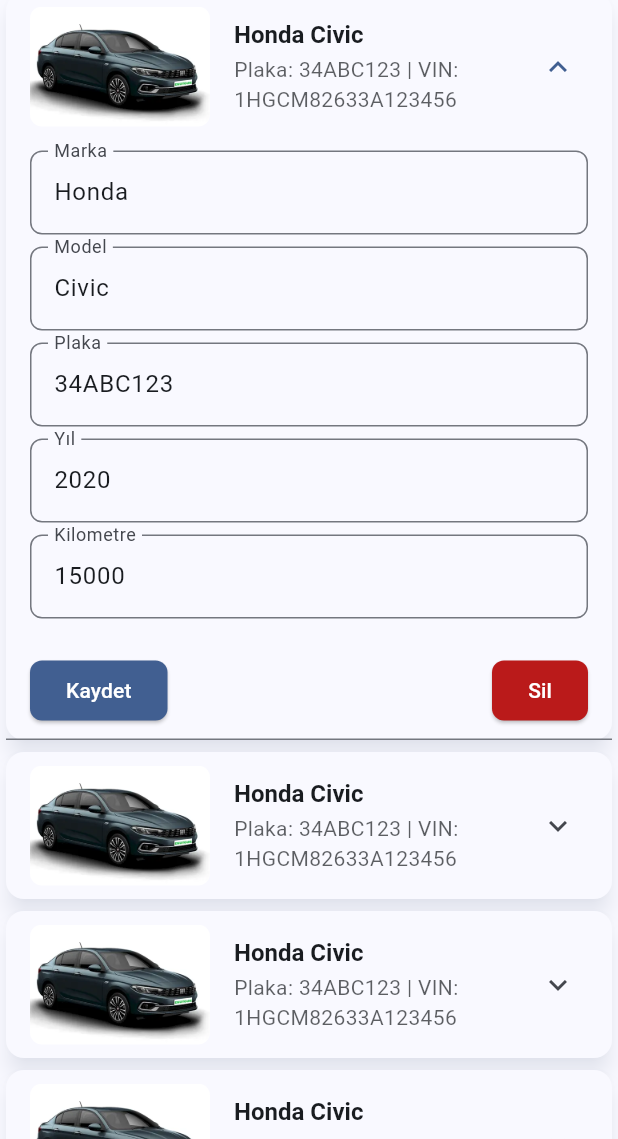
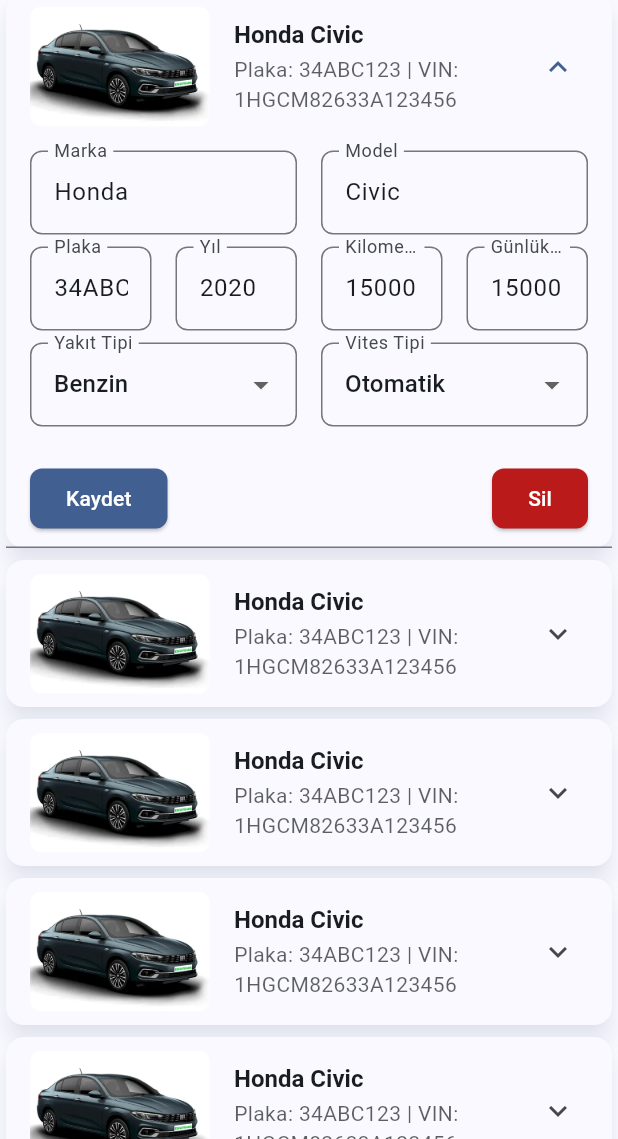
Before and after one commit to berkeyilmaz1/rent-a-car-flutter, a Flutter app: the AdminDashboardView screen opened by its route, after a tap on an icon or button, on a phone screen of 412 x 824 dp, the part 97-1236 px from its top. Run offline on Flutter 3.47's test engine with Material 3 defaults, Android fonts, the phone set to English and light mode, and no system bars; our stand-ins replace equatable, go_router; missing offline and left inert: vexana; statements that could not run were skipped; project files that could hold a hidden picture were left out.

Commit message:
feat: convert AdminCarCard to StatefulWidget and add fuel/gear type dropdowns

```diff
--- a/lib/features/admin/view/pages/cars/widgets/admin_car_card.dart
+++ b/lib/features/admin/view/pages/cars/widgets/admin_car_card.dart
@@ -1,7 +1,7 @@
 import 'package:flutter/material.dart';
 import 'package:rent_a_car/product/initialize/service/models/car/car.dart';
 
-class AdminCarCard extends StatelessWidget {
+final class AdminCarCard extends StatefulWidget {
   const AdminCarCard({
     required this.imageUrl,
     required this.car,
@@ -10,6 +10,29 @@ class AdminCarCard extends StatelessWidget {
 
   final String imageUrl;
   final Car car;
+
+  @override
+  _AdminCarCardState createState() => _AdminCarCardState();
+}
+
+class _AdminCarCardState extends State<AdminCarCard> {
+  late String? _fuelType;
+  late String? _gearType;
+
+  @override
+  void initState() {
+    super.initState();
+    _fuelType = widget.car.fuelType == 1
+        ? 'Benzin'
+        : widget.car.fuelType == 2
+            ? 'Dizel'
+            : 'Elektrik';
+    _gearType = widget.car.gearType == 1
+        ? 'Manuel'
+        : widget.car.gearType == 2
+            ? 'Otomatik'
+            : null;
+  }
 
   @override
   Widget build(BuildContext context) {
@@ -26,7 +49,7 @@ class AdminCarCard extends StatelessWidget {
             ClipRRect(
               borderRadius: BorderRadius.circular(8),
               child: Image.asset(
-                imageUrl,
+                widget.imageUrl,
                 width: 120,
                 height: 80,
                 fit: BoxFit.cover,
@@ -38,7 +61,7 @@ class AdminCarCard extends StatelessWidget {
                 crossAxisAlignment: CrossAxisAlignment.start,
                 children: [
                   Text(
-                    '${car.brand} ${car.model}',
+                    '${widget.car.brand} ${widget.car.model}',
                     style: Theme.of(context).textTheme.titleLarge?.copyWith(
                           fontWeight: FontWeight.bold,
                           fontSize: 16,
@@ -46,7 +69,7 @@ class AdminCarCard extends StatelessWidget {
                   ),
                   const SizedBox(height: 4),
                   Text(
-                    'Plaka: ${car.licensePlate} | VIN: ${car.vinNumber}',
+                    'Plaka: ${widget.car.licensePlate} | VIN: ${widget.car.vinNumber}',
                     style: Theme.of(context).textTheme.bodyMedium?.copyWith(
                           fontSize: 14,
                           color: Theme.of(context)
@@ -66,11 +89,62 @@ class AdminCarCard extends StatelessWidget {
             child: Column(
               crossAxisAlignment: CrossAxisAlignment.start,
               children: [
-                _buildTextField('Marka', car.brand),
-                _buildTextField('Model', car.model),
-                _buildTextField('Plaka', car.licensePlate),
-                _buildTextField('Yıl', car.year?.toString()),
-                _buildTextField('Kilometre', car.kilometer?.toString()),
+                Row(
+                  children: [
+                    Expanded(
+                      child: _buildTextField('Marka', widget.car.brand),
+                    ),
+                    const SizedBox(width: 16),
+                    Expanded(
+                      child: _buildTextField('Model', widget.car.model),
+                    ),
+                  ],
+                ),
+                Row(
+                  children: [
+                    Expanded(
+                      child: _buildTextField('Plaka', widget.car.licensePlate),
+                    ),
+                    const SizedBox(width: 16),
+                    Expanded(
+                      child:
+                          _buildTextField('Yıl', widget.car.year?.toString()),
+                    ),
+                    const SizedBox(width: 16),
+                    Expanded(
+                      child: _buildTextField(
+                        'Kilometre',
+                        widget.car.kilometer?.toString(),
+                      ),
+                    ),
+                    const SizedBox(width: 16),
+                    Expanded(
+                      child: _buildTextField(
+                        'Günlük Fiyat',
+                        widget.car.kilometer?.toString(),
+                      ),
+                    ),
+                  ],
+                ),
+                Row(
+                  children: [
+                    Expanded(
+                      child: _buildDropdownField(
+                        'Yakıt Tipi',
+                        _fuelType,
+                        ['Benzin', 'Dizel'],
+                      ),
+                    ),
+                    const SizedBox(width: 16),
+                    Expanded(
+                      child: _buildDropdownField(
+                        'Vites Tipi',
+                        _gearType,
+                        ['Manuel', 'Otomatik'],
+                      ),
+                    ),
+                  ],
+                ),
                 const SizedBox(height: 16),
                 Row(
                   children: [
@@ -125,4 +199,38 @@ class AdminCarCard extends StatelessWidget {
       ),
     );
   }
+
+  Widget _buildDropdownField(
+    String label,
+    String? value,
+    List<String> options,
+  ) {
+    return Padding(
+      padding: const EdgeInsets.only(bottom: 8),
+      child: DropdownButtonFormField<String>(
+        value: value,
+        onChanged: (newValue) {
+          setState(() {
+            if (label == 'Yakıt Tipi') {
+              _fuelType = newValue;
+            } else if (label == 'Vites Tipi') {
+              _gearType = newValue;
+            }
+          });
+        },
+        decoration: InputDecoration(
+          labelText: label,
+          border: OutlineInputBorder(
+            borderRadius: BorderRadius.circular(8),
+          ),
+        ),
+        items: options.map<DropdownMenuItem<String>>((String value) {
+          return DropdownMenuItem<String>(
+            value: value,
+            child: Text(value),
+          );
+        }).toList(),
+      ),
+    );
+  }
 }
```
